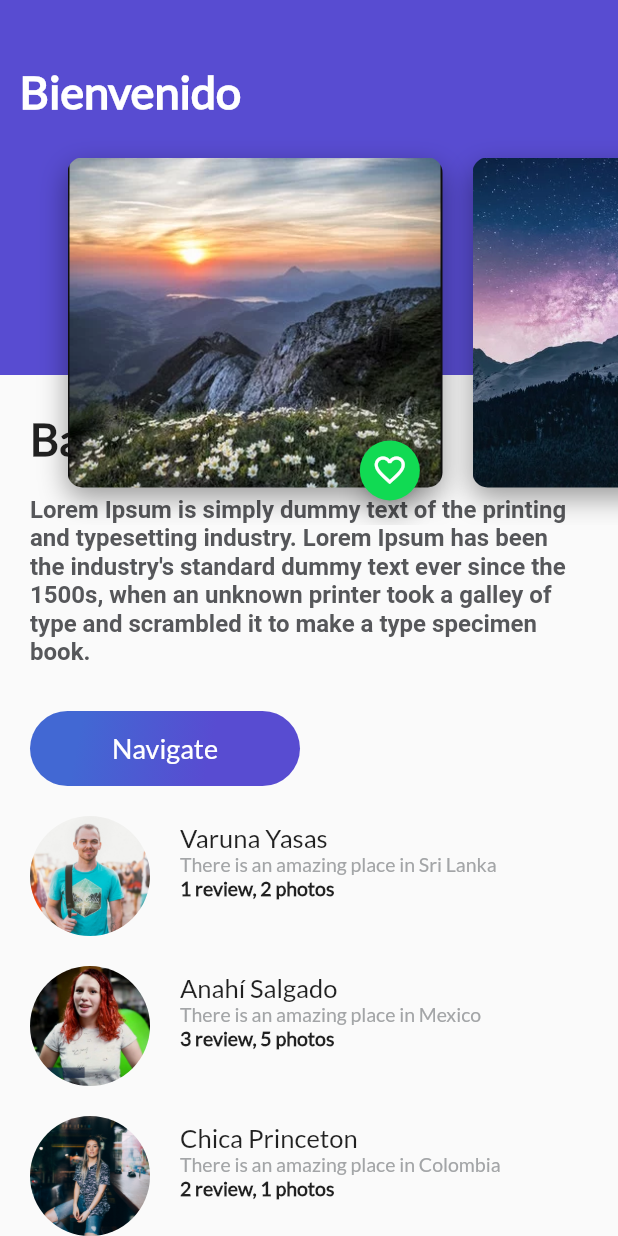
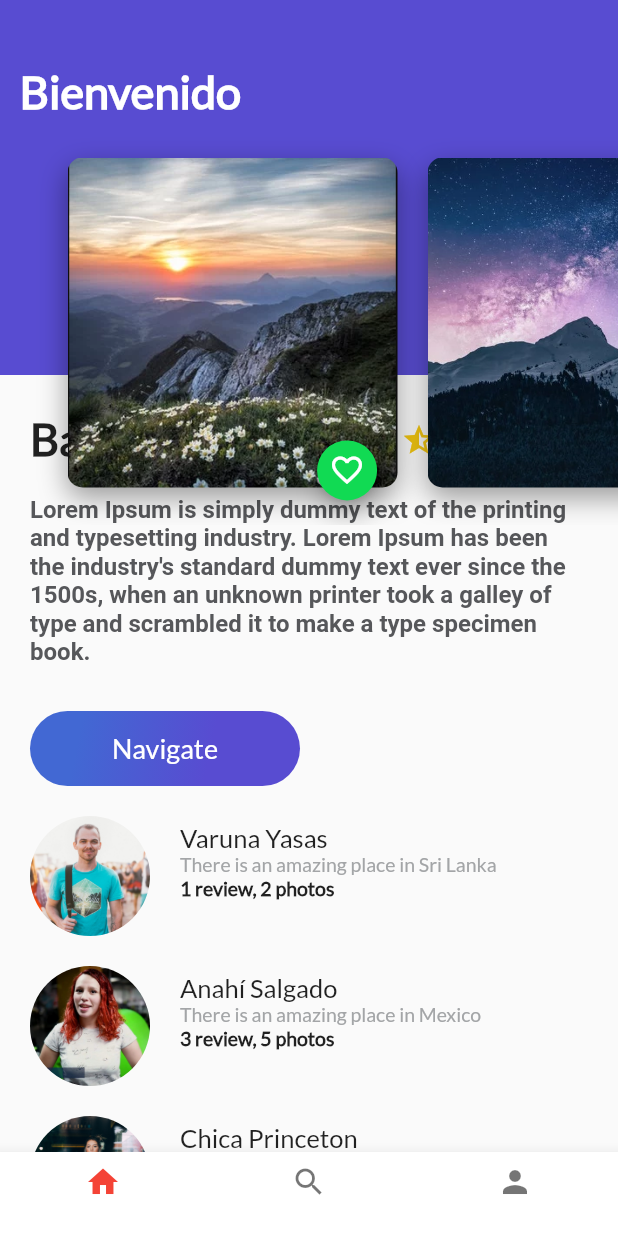
Before and after one commit to KarlosPerez/flutter_trips_app, a Flutter app: the screen it shows after launch, scrolled down 46 dp, on a phone screen of 412 x 824 dp. Run offline on Flutter 3.47's test engine with Material 2 defaults, Android fonts, the phone set to English and light mode, and no system bars.

Commit message:
- Se crea la barra de navegación inferior, y se incluye en la interfaz.

```diff
--- a/lib/card_image.dart
+++ b/lib/card_image.dart
@@ -11,8 +11,8 @@ class CardImage extends StatelessWidget {
   Widget build(BuildContext context) {
 
     final card = Container(
-      height: 350.0,
-        width: 250.0,
+      height: 220.0,
+        width: 220.0,
       margin: EdgeInsets.only(
         top: 80.0,
         left: 20.0
--- /dev/null
+++ b/lib/home_trips.dart
@@ -0,0 +1,28 @@
+import 'package:flutter/material.dart';
+import 'package:flutter_trips_app/description_place.dart';
+import 'package:flutter_trips_app/header_appbar.dart';
+import 'package:flutter_trips_app/review_list.dart';
+
+class HomeTrips extends StatelessWidget {
+
+  String descriptionDummy = "Lorem Ipsum is simply dummy text of the printing and "
+      "typesetting industry. Lorem Ipsum has been the industry's standard dummy "
+      "text ever since the 1500s, when an unknown printer took a galley of type"
+      " and scrambled it to make a type specimen book.";
+
+  @override
+  Widget build(BuildContext context) {
+    return Stack(
+      children: <Widget>[
+        ListView(
+          children: <Widget>[
+            DescriptionPlace("Bahamas", 4, descriptionDummy),
+            ReviewList()
+          ],
+        ),
+        HeaderAppBar()
+      ],
+    );
+  }
+
+}
--- a/lib/main.dart
+++ b/lib/main.dart
@@ -1,16 +1,9 @@
 import 'package:flutter/material.dart';
-import 'package:flutter_trips_app/description_place.dart';
-import 'package:flutter_trips_app/review_list.dart';
-import 'package:flutter_trips_app/header_appbar.dart';
+import 'package:flutter_trips_app/platzi_trips.dart';
 
 void main() => runApp(MyApp());
 
 class MyApp extends StatelessWidget {
-  // This widget is the root of your application.
-  String descriptionDummy = "Lorem Ipsum is simply dummy text of the printing and "
-      "typesetting industry. Lorem Ipsum has been the industry's standard dummy "
-      "text ever since the 1500s, when an unknown printer took a galley of type"
-      " and scrambled it to make a type specimen book.";
 
   @override
   Widget build(BuildContext context) {
@@ -19,19 +12,7 @@ class MyApp extends StatelessWidget {
       theme: ThemeData(
         primarySwatch: Colors.red,
       ),
-      home: Scaffold(
-          body: Stack(
-            children: <Widget>[
-              ListView(
-                children: <Widget>[
-                  DescriptionPlace("Bahamas", 4, descriptionDummy),
-                  ReviewList()
-                ],
-              ),
-              HeaderAppBar()
-            ],
-          ),
-      )
+      home: PlatziTrips()
     );
   }
 }
--- /dev/null
+++ b/lib/platzi_trips.dart
@@ -0,0 +1,63 @@
+import 'package:flutter/material.dart';
+import 'package:flutter_trips_app/home_trips.dart';
+import 'package:flutter_trips_app/profile_trips.dart';
+import 'package:flutter_trips_app/search_trips.dart';
+
+class PlatziTrips extends StatefulWidget {
+
+  @override
+  State<StatefulWidget> createState() {
+    return _PlatziTrips();
+  }
+
+}
+
+class _PlatziTrips extends State<PlatziTrips> {
+
+  int indexTap = 0;
+
+  void onTapTapped(int index) {
+    setState(() {
+      indexTap = index;
+    });
+  }
+
+  @override
+  Widget build(BuildContext context) {
+
+    final List<Widget> widgetsChildren = [
+      HomeTrips(),
+      SearchTrips(),
+      ProfileTrips()
+    ];
+
+    return Scaffold(
+      body: widgetsChildren[indexTap],
+      bottomNavigationBar: Theme(
+        data: Theme.of(context).copyWith(
+          canvasColor: Colors.white,
+          primaryColor: Colors.purple
+        ),
+        child: BottomNavigationBar(
+          onTap: onTapTapped,
+          currentIndex: indexTap,
+          items: [
+            BottomNavigationBarItem(
+              icon: Icon(Icons.home),
+              title: Text("")
+            ),
+            BottomNavigationBarItem(
+                icon: Icon(Icons.search),
+                title: Text("")
+            ),
+            BottomNavigationBarItem(
+                icon: Icon(Icons.person),
+                title: Text("")
+            ),
+          ]
+        ),
+      ),
+    );
+  }
+
+}
--- /dev/null
+++ b/lib/profile_trips.dart
@@ -0,0 +1,12 @@
+import 'package:flutter/material.dart';
+
+class ProfileTrips extends StatelessWidget {
+  @override
+  Widget build(BuildContext context) {
+    // TODO: implement build
+    return Container(
+      color: Colors.blueAccent,
+    );
+  }
+
+}
--- /dev/null
+++ b/lib/search_trips.dart
@@ -0,0 +1,14 @@
+import 'package:flutter/material.dart';
+
+class SearchTrips extends StatelessWidget {
+
+  @override
+  Widget build(BuildContext context) {
+    // TODO: implement build
+    return Container(
+      color: Colors.greenAccent,
+    );
+  }
+
+
+}
```
